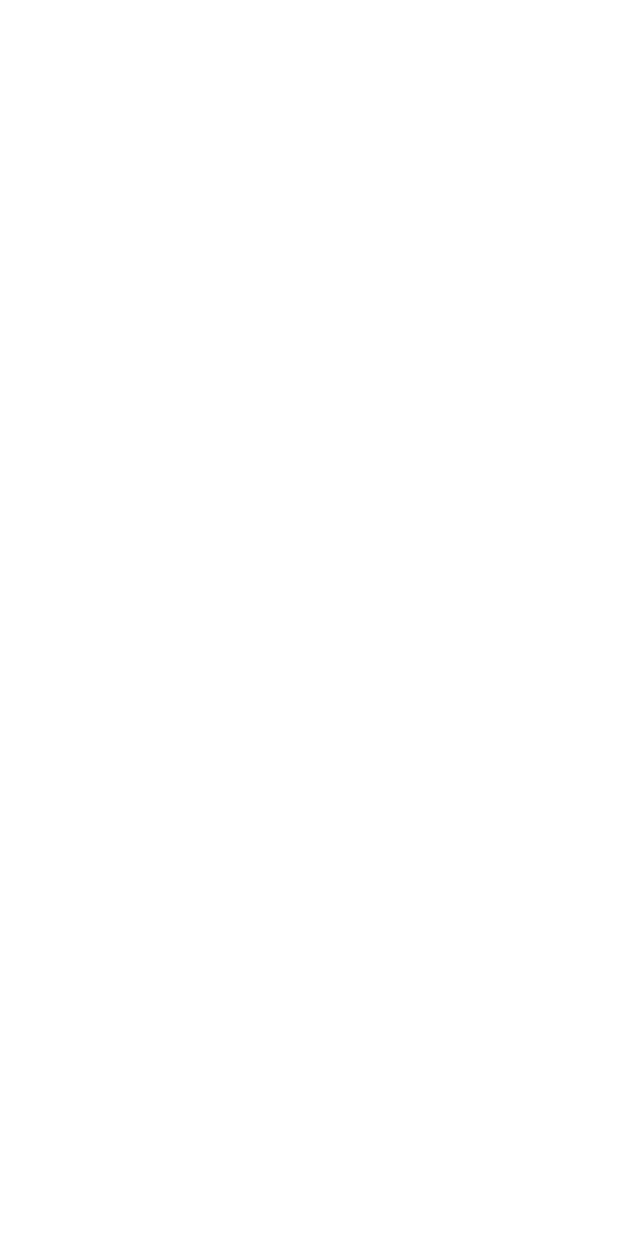
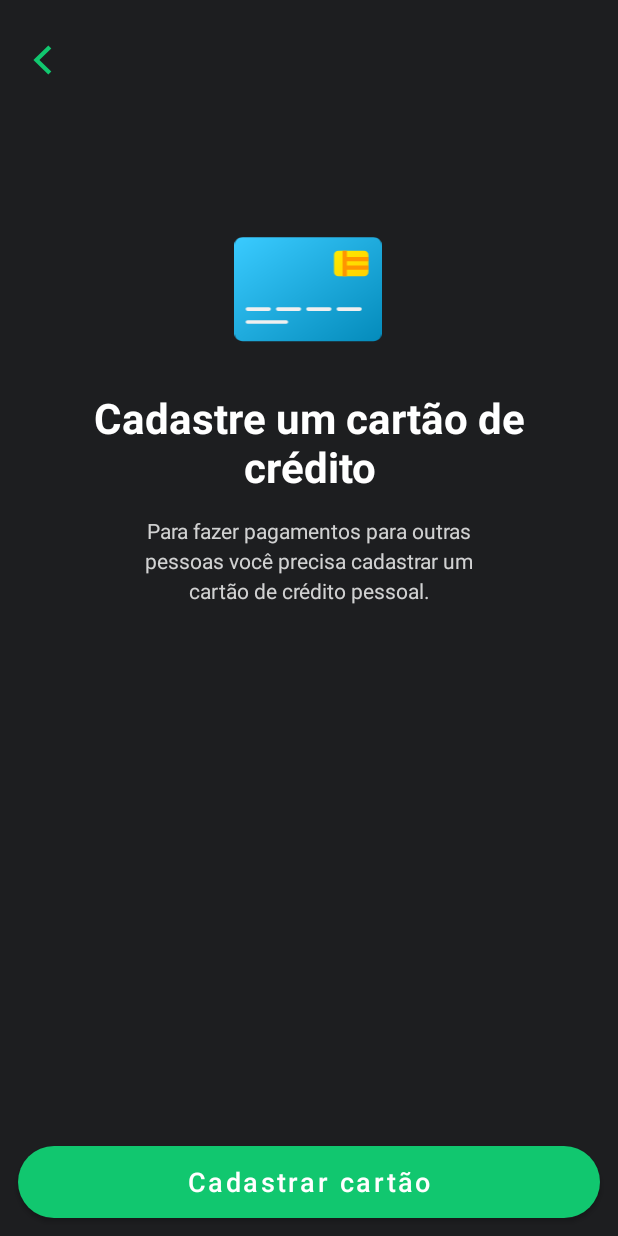
Before and after one commit to allefsousa/PicPay-Playground, an Android app: the CredCardActivity screen opened directly, with no data from a screen before it, on a phone screen of 412 x 824 dp. Before the commit the screen is empty. Run offline under Robolectric (Android 15) with nearby library versions, the phone set to English and light mode, and no system bars.

Commit message:
Criando tela de adisã ode cartão

```diff
--- a/app/src/main/java/com/developer/allef/picpay/ui/credcard/CredCardActivity.kt
+++ b/app/src/main/java/com/developer/allef/picpay/ui/credcard/CredCardActivity.kt
@@ -1,12 +1,28 @@
 package com.developer.allef.picpay.ui.credcard
 
+import android.content.Intent
 import androidx.appcompat.app.AppCompatActivity
 import android.os.Bundle
 import com.developer.allef.picpay.R
+import com.developer.allef.picpay.databinding.ActivityContactBinding
+import com.developer.allef.picpay.databinding.ActivityCredCardBinding
+import com.developer.allef.picpay.ui.credcard.addnewcard.AddNewCardActivity
 
 class CredCardActivity : AppCompatActivity() {
+
+    private lateinit var binding: ActivityCredCardBinding
+
     override fun onCreate(savedInstanceState: Bundle?) {
         super.onCreate(savedInstanceState)
-        setContentView(R.layout.activity_cred_card)
+        binding = ActivityCredCardBinding.inflate(layoutInflater)
+        setContentView(binding.root)
+
+        binding.toolbar.componentToolbar.setNavigationOnClickListener {
+            finish()
+        }
+
+        binding.btnPriming.btnPrimary.setOnClickListener {
+            startActivity(Intent(this,AddNewCardActivity::class.java))
+        }
     }
 }
--- /dev/null
+++ b/app/src/main/res/drawable/buttom_primary_selector.xml
@@ -0,0 +1,5 @@
+<?xml version="1.0" encoding="utf-8"?>
+<selector xmlns:android="http://schemas.android.com/apk/res/android">
+    <item android:color="@color/enableForm" android:state_enabled="true" />
+    <item android:color="@color/disableForm" />
+</selector>
--- /dev/null
+++ b/app/src/main/res/drawable/ic_card.xml
@@ -0,0 +1,75 @@
+<vector xmlns:android="http://schemas.android.com/apk/res/android"
+    xmlns:aapt="http://schemas.android.com/aapt"
+    android:width="100dp"
+    android:height="71dp"
+    android:viewportWidth="100"
+    android:viewportHeight="71">
+  <path
+      android:pathData="M94.461,70.453H5.548C2.483,70.453 0,68.045 0,65.072V5.592C0,2.617 2.483,0.209 5.548,0.209H94.461C97.517,0.209 100,2.617 100,5.592V65.072C100,68.045 97.517,70.453 94.461,70.453Z"
+      android:fillType="evenOdd">
+    <aapt:attr name="android:fillColor">
+      <gradient
+          android:startY="35.3309"
+          android:startX="-50"
+          android:endY="129.402"
+          android:endX="16.0793"
+          android:type="linear">
+        <item android:offset="0" android:color="#FF3ACBFF"/>
+        <item android:offset="1" android:color="#FF048BBB"/>
+      </gradient>
+    </aapt:attr>
+  </path>
+  <group>
+    <path
+        android:pathData="M88.116,26.506H70.571C68.956,26.506 67.647,25.216 67.647,23.624V12.097C67.647,10.505 68.956,9.215 70.571,9.215H88.116C89.731,9.215 91.04,10.505 91.04,12.097V23.624C91.04,25.216 89.731,26.506 88.116,26.506Z"
+        android:fillType="evenOdd">
+      <aapt:attr name="android:fillColor">
+        <gradient
+            android:startY="19.0323"
+            android:startX="56.7433"
+            android:endY="40.3178"
+            android:endX="73.6204"
+            android:type="linear">
+          <item android:offset="0" android:color="#FFFFEA00"/>
+          <item android:offset="1" android:color="#FFFFD100"/>
+        </gradient>
+      </aapt:attr>
+    </path>
+  </group>
+  <group>
+    <path
+        android:pathData="M91.04,19.301H76.42V16.419H91.04V13.537H76.42V9.215H73.496V26.506H76.42V22.183H91.04V19.301Z"
+        android:fillColor="#FF9500"
+        android:fillType="evenOdd"/>
+  </group>
+  <path
+      android:pathData="M8.823,48.757H23.529"
+      android:strokeWidth="2.4"
+      android:fillColor="#00000000"
+      android:strokeColor="#F0F0F0"
+      android:strokeLineCap="round"/>
+  <path
+      android:pathData="M8.823,57.538H35.294"
+      android:strokeWidth="2.4"
+      android:fillColor="#00000000"
+      android:strokeColor="#F0F0F0"
+      android:strokeLineCap="round"/>
+  <path
+      android:pathData="M29.412,48.757H44.118"
+      android:strokeWidth="2.4"
+      android:fillColor="#00000000"
+      android:strokeColor="#F0F0F0"
+      android:strokeLineCap="round"/>
+  <path
+      android:pathData="M50,48.757H64.706"
+      android:strokeWidth="2.4"
+      android:fillColor="#00000000"
+      android:strokeColor="#F0F0F0"
+      android:strokeLineCap="round"/>
+  <path
+      android:pathData="M70.588,48.757H85.294"
+      android:strokeWidth="2.4"
+      android:fillColor="#00000000"
+      android:strokeColor="#F0F0F0"
+      android:strokeLineCap="round"/>
+</vector>
--- /dev/null
+++ b/app/src/main/res/drawable/ic_toolbar_back.xml
@@ -0,0 +1,10 @@
+<vector xmlns:android="http://schemas.android.com/apk/res/android"
+    android:width="13dp"
+    android:height="20dp"
+    android:viewportWidth="13"
+    android:viewportHeight="20">
+  <path
+      android:pathData="M12.5556,2.2649L10.6111,0.3203L1.9027,9.0287L0.9304,10.001L1.9027,10.9732L10.6111,19.6815L12.5556,17.737L4.8195,10.001L12.5556,2.2649Z"
+      android:fillColor="#11C76F"
+      android:fillType="evenOdd"/>
+</vector>
--- a/app/src/main/res/layout/activity_cred_card.xml
+++ b/app/src/main/res/layout/activity_cred_card.xml
@@ -1,9 +1,66 @@
 <?xml version="1.0" encoding="utf-8"?>
-<androidx.constraintlayout.widget.ConstraintLayout xmlns:android="http://schemas.android.com/apk/res/android"
+<androidx.constraintlayout.widget.ConstraintLayout
+    xmlns:android="http://schemas.android.com/apk/res/android"
     xmlns:app="http://schemas.android.com/apk/res-auto"
     xmlns:tools="http://schemas.android.com/tools"
     android:layout_width="match_parent"
     android:layout_height="match_parent"
+    android:background="@color/backgroundScreen"
     tools:context=".ui.credcard.CredCardActivity">
 
+    <include
+        android:id="@+id/toolbar"
+        layout="@layout/toolbar"
+        app:layout_constraintEnd_toEndOf="parent"
+        app:layout_constraintStart_toStartOf="parent"
+        app:layout_constraintTop_toTopOf="parent"
+        />
+
+    <ImageView
+        android:id="@+id/iv_card"
+        android:layout_width="100dp"
+        android:layout_height="70.24dp"
+        android:src="@drawable/ic_card"
+        app:layout_constraintEnd_toEndOf="parent"
+        app:layout_constraintHorizontal_bias="0.498"
+        android:layout_marginTop="78.21dp"
+        app:layout_constraintStart_toStartOf="parent"
+        app:layout_constraintTop_toBottomOf="@+id/toolbar"
+        android:contentDescription="@string/image_card_content_descrip" />
+    <TextView
+        android:id="@+id/tv_title"
+        android:layout_width="0dp"
+        android:layout_height="wrap_content"
+        android:text="@string/add_credit_card"
+        android:textAlignment="center"
+        android:textColor="@android:color/white"
+        android:textSize="28sp"
+        android:textStyle="bold"
+        android:layout_marginLeft="20dp"
+        android:layout_marginRight="20dp"
+        android:layout_marginTop="31dp"
+        app:layout_constraintEnd_toEndOf="parent"
+        app:layout_constraintStart_toStartOf="parent"
+        app:layout_constraintTop_toBottomOf="@+id/iv_card" />
+
+    <TextView
+        android:layout_width="0dp"
+        android:layout_height="wrap_content"
+        android:layout_marginStart="36dp"
+        android:layout_marginTop="16dp"
+        android:layout_marginEnd="36dp"
+        android:lineSpacingExtra="4dp"
+        android:text="@string/credit_card_text"
+        android:textAlignment="center"
+        android:textColor="#CCFFFFFF"
+        android:textSize="14sp"
+        android:translationY="-1.8sp"
+        app:layout_constraintEnd_toEndOf="parent"
+        app:layout_constraintStart_toStartOf="parent"
+        app:layout_constraintTop_toBottomOf="@+id/tv_title" />
+
+    <include layout="@layout/buttom_primary"
+        android:id="@+id/btn_priming"
+        />
+
 </androidx.constraintlayout.widget.ConstraintLayout>
--- /dev/null
+++ b/app/src/main/res/layout/buttom_primary.xml
@@ -0,0 +1,17 @@
+<?xml version="1.0" encoding="utf-8"?>
+<com.google.android.material.button.MaterialButton xmlns:app="http://schemas.android.com/apk/res-auto"
+    xmlns:android="http://schemas.android.com/apk/res/android"
+    xmlns:tools="http://schemas.android.com/tools"
+    android:layout_width="0dp"
+    android:layout_height="48dp"
+    android:layout_margin="12dp"
+    android:id="@+id/btn_primary"
+    style="@style/materialButtomPrimary"
+    android:text="@string/add_card_btn"
+    android:textAllCaps="false"
+    android:textColor="@android:color/white"
+    android:textSize="18sp"
+    app:layout_constraintBottom_toBottomOf="parent"
+    app:layout_constraintEnd_toEndOf="parent"
+    app:layout_constraintStart_toStartOf="parent"
+    tools:showIn="@layout/activity_cred_card" />
--- /dev/null
+++ b/app/src/main/res/layout/toolbar.xml
@@ -0,0 +1,17 @@
+<?xml version="1.0" encoding="utf-8"?>
+<FrameLayout xmlns:android="http://schemas.android.com/apk/res/android"
+    xmlns:app="http://schemas.android.com/apk/res-auto"
+    android:layout_height="wrap_content"
+    android:id="@+id/frame_container"
+    android:layout_width="match_parent">
+
+    <androidx.appcompat.widget.Toolbar
+        android:id="@+id/component_toolbar"
+        android:layout_width="match_parent"
+        android:layout_height="80dp"
+        app:elevation="0dp"
+        app:navigationIcon="@drawable/ic_toolbar_back"
+        app:buttonGravity="center_vertical"
+        />
+
+</FrameLayout>
--- a/app/src/main/res/values/colors.xml
+++ b/app/src/main/res/values/colors.xml
@@ -7,4 +7,5 @@
 
     <color name="disableForm">#8F929D</color>
     <color name="enableForm">#11C76F</color>
+    <color name="white">#FFFFFF</color>
 </resources>
--- /dev/null
+++ b/app/src/main/res/values/dimens.xml
@@ -0,0 +1,6 @@
+<?xml version="1.0" encoding="utf-8"?>
+<resources>
+    <dimen name="button_primary_rounded">100dp</dimen>
+    <dimen name="button_margin_left">12dp</dimen>
+    <dimen name="button_margin_right">12dp</dimen>
+</resources>
--- a/app/src/main/res/values/strings.xml
+++ b/app/src/main/res/values/strings.xml
@@ -1,3 +1,7 @@
 <resources>
     <string name="app_name">PicPay</string>
+    <string name="credit_card_text">Para fazer pagamentos para outras\npessoas você precisa cadastrar um\ncartão de crédito pessoal.</string>
+    <string name="add_credit_card">Cadastre um cartão de crédito</string>
+    <string name="add_card_btn">Cadastrar cartão</string>
+    <string name="image_card_content_descrip">image card</string>
 </resources>
--- a/app/src/main/res/values/styles.xml
+++ b/app/src/main/res/values/styles.xml
@@ -1,21 +1,42 @@
 <resources>
     <!-- Base application theme. -->
-    <style name="AppTheme" parent="Theme.MaterialComponents.Light">
+    <style name="AppTheme" parent="Theme.MaterialComponents">
         <!-- Customize your theme here. -->
         <item name="colorPrimary">@color/colorPrimary</item>
         <item name="colorPrimaryDark">@color/colorPrimaryDark</item>
         <item name="android:windowBackground">@color/backgroundScreen</item>
         <item name="android:statusBarColor">@color/backgroundScreen</item>
-
         <item name="colorAccent">@color/colorAccent</item>
         <item name="colorSurface">#FFFFFF</item>
 
     </style>
-    <style name="Theme.MaterialComponents.NoActionBar" parent="Theme.MaterialComponents.Light.NoActionBar">
+
+    <style name="Theme.MaterialComponents.NoActionBar">
         <item name="windowActionBar">false</item>
         <item name="windowNoTitle">true</item>
         <item name="android:statusBarColor">@color/backgroundScreen</item>
-
+        <item name="colorPrimary">@color/enableForm</item>
     </style>
 
+    <style name="buttomBase" parent="Widget.MaterialComponents.Button">
+        <item name="cornerRadius">@dimen/button_primary_rounded</item>
+        <item name="android:layout_marginLeft">@dimen/button_margin_left</item>
+        <item name="android:layout_marginRight">@dimen/button_margin_right</item>
+        <item name="android:insetTop">0dp</item>
+        <item name="android:insetBottom">0dp</item>
+        <item name="android:textAllCaps">false</item>
+    </style>
+
+    <style name="textInput">
+        <item name="backgroundTint">@color/colorPrimary</item>
+    </style>
+
+
+    <style name="materialButtomPrimary" parent="buttomBase">
+        <item name="backgroundTint">@drawable/buttom_primary_selector</item>
+        <item name="android:textColor">@color/white</item>
+    </style>
+
+
+
 </resources>
```
Also changed, not shown: app/src/main/AndroidManifest.xml (+6 -5 lines), app/src/main/java/com/developer/allef/picpay/ui/credcard/addnewcard/AddNewCardActivity.kt (added, +17 -0 lines), app/src/main/res/layout/activity_add_new_card.xml (added, +171 -0 lines).
